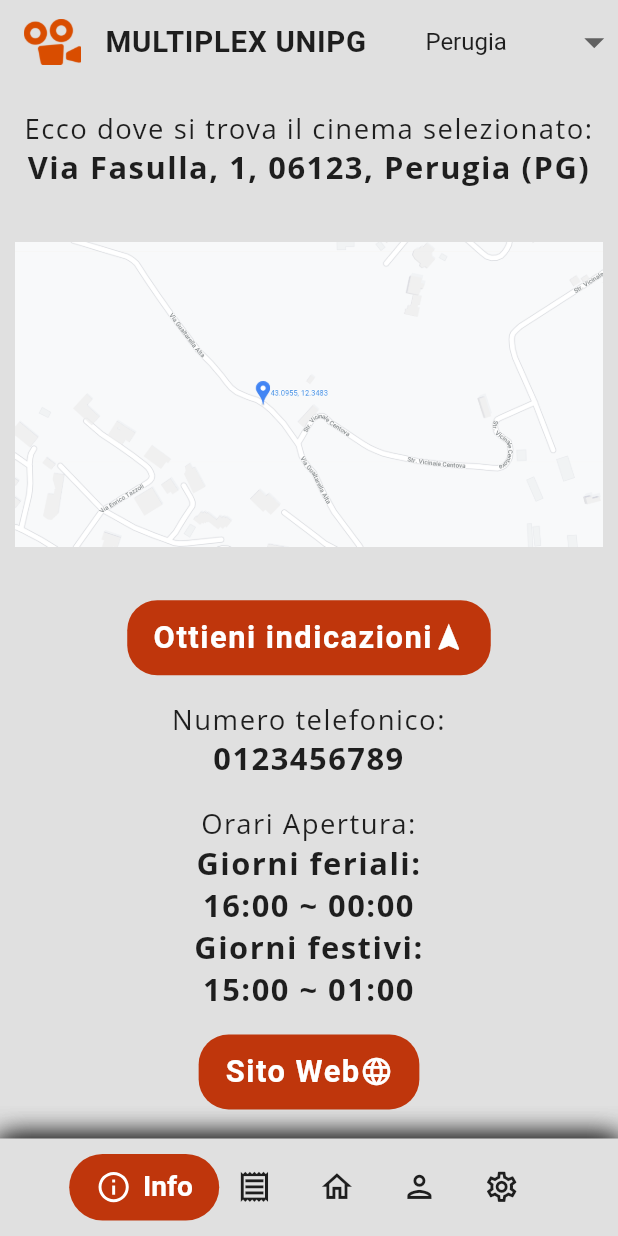
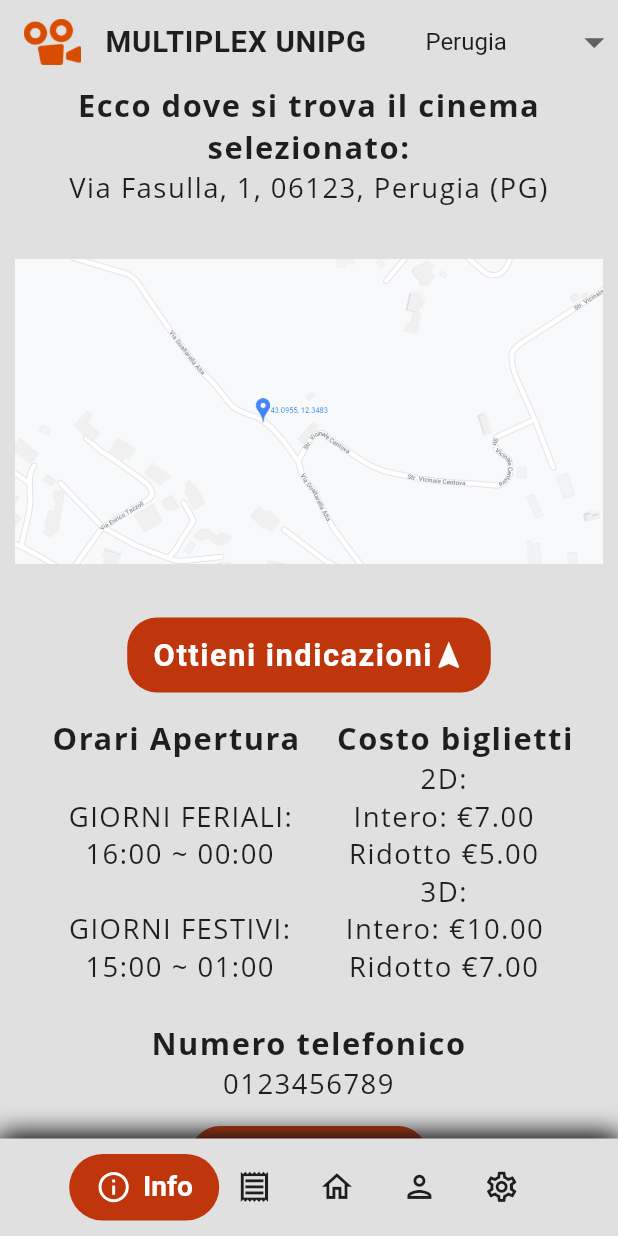
Before and after one commit to Alexius22/Multiplex-UniPG, a Flutter app: the screen it shows after launch, after a tap on "Info", on a phone screen of 412 x 824 dp. Run offline on Flutter 3.47's test engine with Material 2 defaults, Android fonts, the phone set to English and light mode, and no system bars; our stand-ins replace dynamic_theme, flip_card, outline_material_icons, shared_preferences; missing offline and left inert: barcode_flutter.

Commit message:
Reworked the info section with further details and a section about us with button for the website. Updated the version of url_launcher

```diff
--- a/lib/screens/info/info_cinema.dart
+++ b/lib/screens/info/info_cinema.dart
@@ -1,9 +1,12 @@
 // Copyright 2020 Amatucci & Strippoli. All rights reserved.
 
+import 'package:cinema_app/transitions/slide_top_route.dart';
 import 'package:flutter/material.dart';
 
 // Widget
 import 'package:cinema_app/widgets/buttons/button_icon.dart';
+
+import 'package:cinema_app/screens/info/about.dart';
 
 class InfoCinema extends StatelessWidget {
   @override
@@ -11,7 +14,6 @@ class InfoCinema extends StatelessWidget {
     return Container(
       height: MediaQuery.of(context).size.height,
       child: SingleChildScrollView(
-        physics: BouncingScrollPhysics(),
         scrollDirection: Axis.vertical,
         child: Padding(
           padding: EdgeInsets.only(
@@ -19,14 +21,39 @@ class InfoCinema extends StatelessWidget {
               right: MediaQuery.of(context).size.width / 40),
           child: Column(
             children: <Widget>[
-              _buildInfo(context, "Ecco dove si trova il cinema selezionato:",
-                  "Via Fasulla, 1, 06123, Perugia (PG)"),
+              _buildTitle2(
+                  context, "Ecco dove si trova il cinema selezionato:"),
+              // TODO: Cambiare la città in alto dovrebbe cambiare anche l'indirizzo
+              _buildInfo2(context, "Via Fasulla, 1, 06123, Perugia (PG)"),
               _map(context, 'images/map.png'),
               _directions(context, "Ottieni indicazioni", null),
-              _buildInfo(context, "Numero telefonico:", "0123456789"),
-              _buildInfo(context, "Orari Apertura:",
-                  "Giorni feriali:\n16:00 ~ 00:00\nGiorni festivi:\n15:00 ~ 01:00"),
-              _siteweb(context, "Sito Web", null),
+              Column(
+                children: <Widget>[
+                  Row(
+                    children: <Widget>[
+                      _buildTitle(context, "Orari Apertura"),
+                      //SizedBox(width: 50),
+                      _buildTitle(context, "Costo biglietti"),
+                    ],
+                  ),
+                ],
+              ),
+              Column(
+                children: <Widget>[
+                  Row(
+                    children: <Widget>[
+                      _buildInfo(context,
+                          "GIORNI FERIALI:\n16:00 ~ 00:00\n\nGIORNI FESTIVI:\n15:00 ~ 01:00"),
+                      _buildInfo(context,
+                          "2D:\nIntero: €7.00\nRidotto €5.00\n3D:\nIntero: €10.00\nRidotto €7.00\n"),
+                    ],
+                  ),
+                ],
+              ),
+              _buildTitle2(context, "Numero telefonico"),
+              _buildInfo2(context, "0123456789"),
+              _about(context, "Chi siamo"),
+              SizedBox(height: MediaQuery.of(context).size.height / 40),
             ],
           ),
         ),
@@ -34,23 +61,16 @@ class InfoCinema extends StatelessWidget {
     );
   }
 
-  Widget _buildInfo(context, description, info) {
+  Widget _buildTitle(context, description) {
     return Container(
       child: Padding(
-        padding: EdgeInsets.only(top: MediaQuery.of(context).size.height / 50),
+        padding: EdgeInsets.only(
+            top: MediaQuery.of(context).size.height / 50,
+            left: MediaQuery.of(context).size.width / 17),
         child: Column(
           children: <Widget>[
             Text(
               description,
-              style: TextStyle(
-                fontFamily: 'OpenSans',
-                fontSize: MediaQuery.of(context).size.height / 45,
-                letterSpacing: 1,
-              ),
-              textAlign: TextAlign.center,
-            ),
-            Text(
-              info,
               style: TextStyle(
                 fontFamily: 'OpenSans',
                 fontWeight: FontWeight.bold,
@@ -61,6 +81,64 @@ class InfoCinema extends StatelessWidget {
             ),
           ],
         ),
+      ),
+    );
+  }
+
+  Widget _buildInfo(context, info) {
+    return Container(
+      child: Padding(
+        padding: EdgeInsets.only(left: 35),
+        child: Column(
+          children: <Widget>[
+            Text(
+              info,
+              style: TextStyle(
+                fontFamily: 'OpenSans',
+                fontSize: MediaQuery.of(context).size.height / 45,
+                letterSpacing: 1,
+              ),
+              textAlign: TextAlign.center,
+            ),
+          ],
+        ),
+      ),
+    );
+  }
+
+  Widget _buildTitle2(context, description) {
+    return Container(
+      child: Column(
+        children: <Widget>[
+          Text(
+            description,
+            style: TextStyle(
+              fontFamily: 'OpenSans',
+              fontWeight: FontWeight.bold,
+              fontSize: MediaQuery.of(context).size.height / 40,
+              letterSpacing: 1,
+            ),
+            textAlign: TextAlign.center,
+          ),
+        ],
+      ),
+    );
+  }
+
+  Widget _buildInfo2(context, info) {
+    return Container(
+      child: Column(
+        children: <Widget>[
+          Text(
+            info,
+            style: TextStyle(
+              fontFamily: 'OpenSans',
+              fontSize: MediaQuery.of(context).size.height / 45,
+              letterSpacing: 1,
+            ),
+            textAlign: TextAlign.center,
+          ),
+        ],
       ),
     );
   }
@@ -83,14 +161,21 @@ class InfoCinema extends StatelessWidget {
     );
   }
 
-  Widget _siteweb(context, text, func) {
+  Widget _about(context, text) {
     return Padding(
       padding: EdgeInsets.only(top: MediaQuery.of(context).size.height / 50),
       child: ButtonWithIcon(
-        width: MediaQuery.of(context).size.width / 2.8,
+        width: MediaQuery.of(context).size.width / 2.6,
         text: text,
-        icon: Icons.language,
-        onTap: (func) {},
+        icon: Icons.help_outline,
+        onTap: () {
+          Navigator.push(
+            context,
+            SlideTopRoute(
+              page: AboutCinema(),
+            ),
+          );
+        },
       ),
     );
   }
--- a/pubspec.yaml
+++ b/pubspec.yaml
@@ -17,7 +17,7 @@ dependencies:
 
   shared_preferences: ^0.5.7
   dynamic_theme: ^1.0.1
-  url_launcher: ^5.4.2
+  url_launcher: ^5.4.5
   barcode_flutter: ^1.1.2
   flip_card: ^0.4.4
   cupertino_icons: ^0.1.2
```
Also changed, not shown: lib/screens/info/about.dart (added, +84 -0 lines), images/cinema.jpg (added), pubspec.lock.
